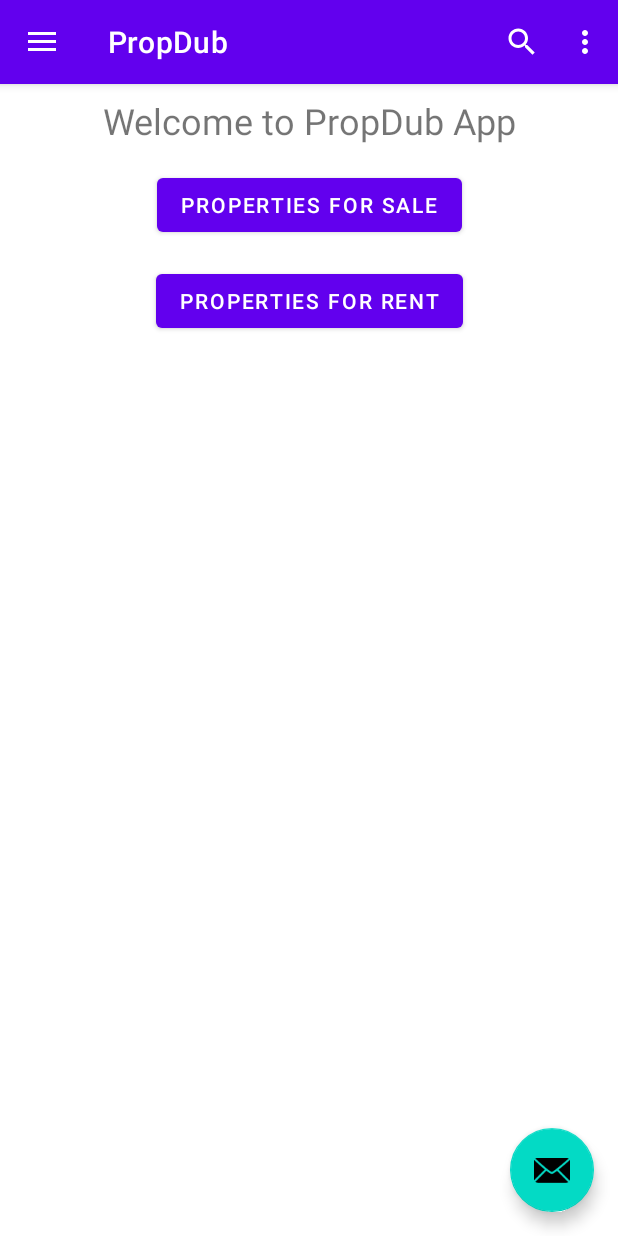
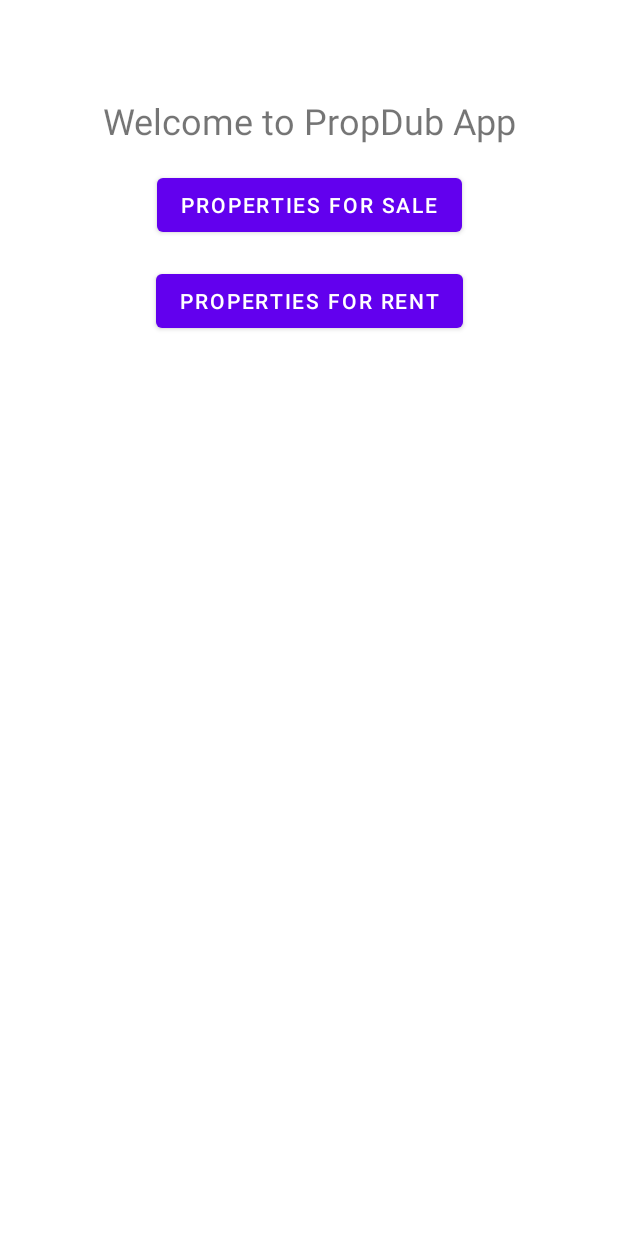
Before and after one commit to akero/propdub, an Android app: the MainActivity screen opened directly, with no data from a screen before it, on a phone screen of 412 x 824 dp. Run offline under Robolectric (Android 15) with nearby library versions, the phone set to English and light mode, and no system bars; our stand-ins replace navigation-ui.

Commit message:
removed main activity top bar

```diff
--- a/app/src/main/java/com/acme/propdub/MainActivity.java
+++ b/app/src/main/java/com/acme/propdub/MainActivity.java
@@ -31,11 +31,11 @@ public class MainActivity extends AppCompatActivity implements NavigationView.On
     @Override
     protected void onCreate(Bundle savedInstanceState) {
         super.onCreate(savedInstanceState);
-    //pre generated code
-        binding = ActivityMainBinding.inflate(getLayoutInflater());
-        setContentView(binding.getRoot());
 
-        setSupportActionBar(binding.toolbar);
+        //binding = ActivityMainBinding.inflate(getLayoutInflater());
+        setContentView(R.layout.activity_main);
+
+        /*setSupportActionBar(binding.toolbar);
 
         drawer =findViewById(R.id.drawer_layout);
         NavigationView navigationView = findViewById(R.id.id_view);
@@ -54,7 +54,7 @@ public class MainActivity extends AppCompatActivity implements NavigationView.On
             }
         });
 
-
+*/
 
         // property sale button code
         View propertySaleButton = findViewById(R.id.property_sale_button);
--- a/app/src/main/res/layout/activity_main.xml
+++ b/app/src/main/res/layout/activity_main.xml
@@ -9,25 +9,25 @@
     <com.google.android.material.appbar.AppBarLayout
         android:layout_width="match_parent"
         android:layout_height="wrap_content"
-        android:theme="@style/Theme.PropDub.AppBarOverlay">
+        android:theme="@style/Theme.PropDub">
 
-        <androidx.appcompat.widget.Toolbar
+      <!--  <androidx.appcompat.widget.Toolbar
             android:id="@+id/toolbar"
             android:layout_width="match_parent"
             android:layout_height="?attr/actionBarSize"
             android:background="?attr/colorPrimary"
             app:popupTheme="@style/Theme.PropDub.PopupOverlay" />
-
+-->
     </com.google.android.material.appbar.AppBarLayout>
 
-    <com.google.android.material.floatingactionbutton.FloatingActionButton
+   <!-- <com.google.android.material.floatingactionbutton.FloatingActionButton
         android:id="@+id/fab"
         android:layout_width="wrap_content"
         android:layout_height="wrap_content"
         android:layout_gravity="bottom|end"
         android:layout_marginEnd="@dimen/fab_margin"
         android:layout_marginBottom="16dp"
-        app:srcCompat="@android:drawable/ic_dialog_email" />
+        app:srcCompat="@android:drawable/ic_dialog_email" /> -->
 
     <androidx.drawerlayout.widget.DrawerLayout xmlns:android="http://schemas.android.com/apk/res/android"
         xmlns:app="http://schemas.android.com/apk/res-auto"
```
